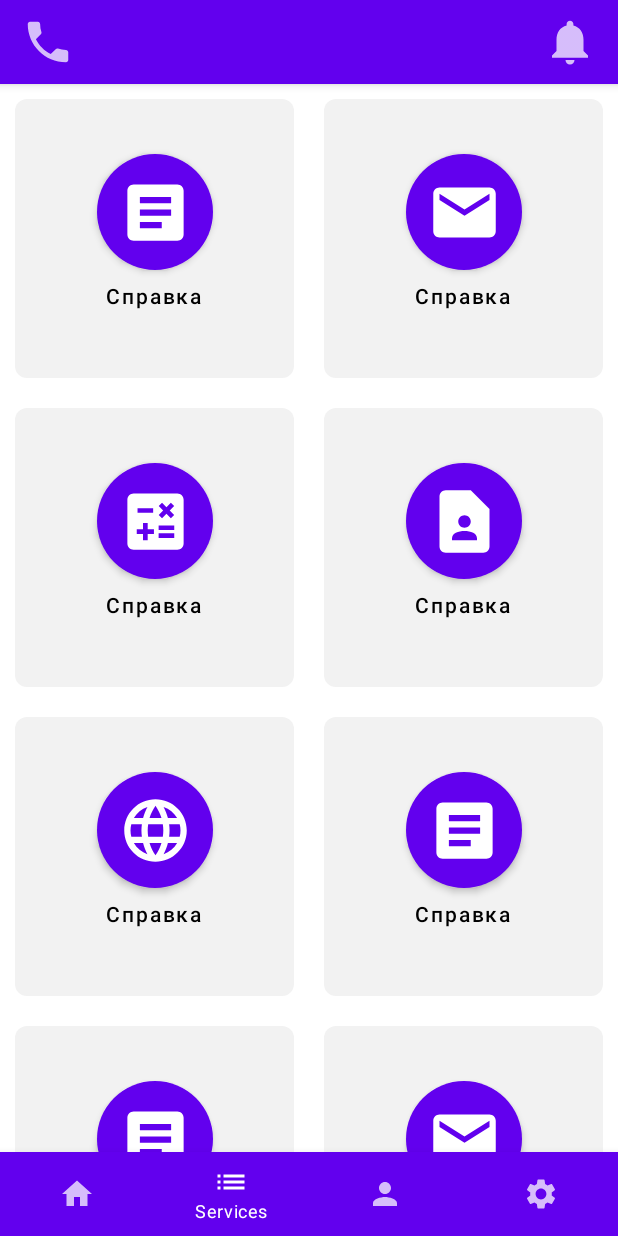
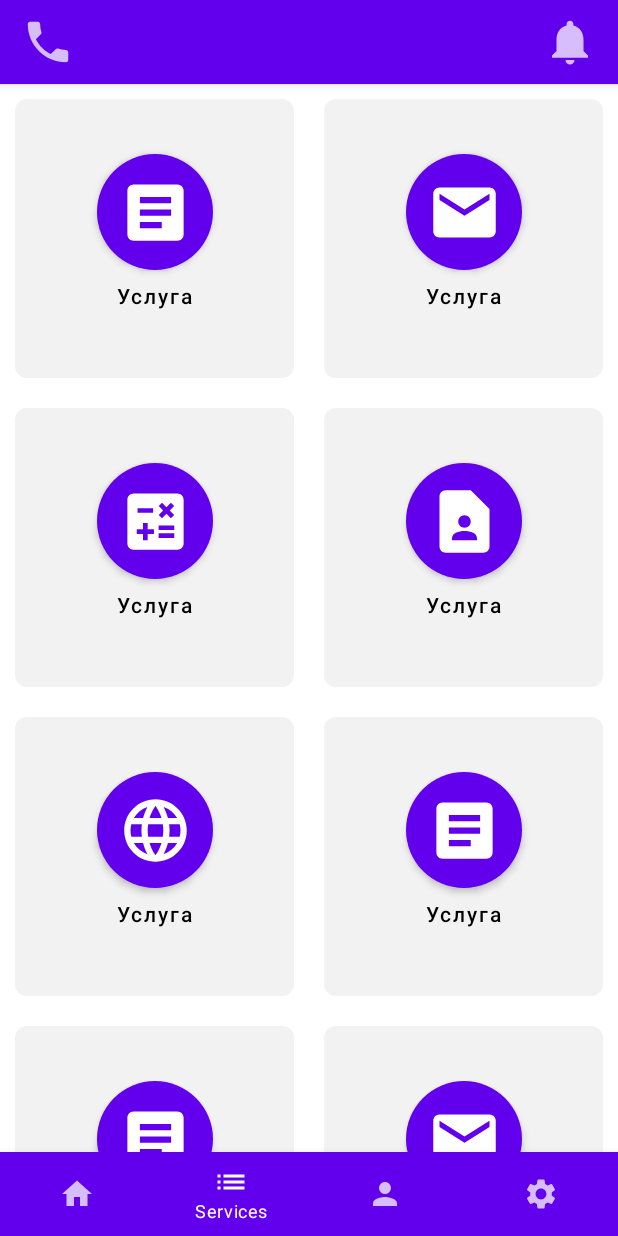
Before and after one commit to devildevilson/uni-info, an Android app built with Jetpack Compose: the screen it shows after launch (main), item 2 of the bottom bar chosen, on a phone screen of 412 x 824 dp. Run offline under Robolectric (Android 15) with nearby library versions, the phone set to English and light mode, and no system bars.

Commit message:
fixes writeus buttons

```diff
--- a/androidApp/src/main/java/org/uni/info_app/android/content/services_content_provider.kt
+++ b/androidApp/src/main/java/org/uni/info_app/android/content/services_content_provider.kt
@@ -34,32 +34,32 @@ class services_content_provider(val activity: ComponentActivity) : content_provi
       ) {
         pair_of_two_buttons(
           activity,
-          big_button_data(painterResource(R.drawable.ic_baseline_article_32), "Справка") {},
-          big_button_data(painterResource(R.drawable.ic_baseline_mail_32), "Справка") {}
+          big_button_data(painterResource(R.drawable.ic_baseline_article_32), "Услуга") {},
+          big_button_data(painterResource(R.drawable.ic_baseline_mail_32), "Услуга") {}
         )
 
         pair_of_two_buttons(
           activity,
-          big_button_data(painterResource(R.drawable.ic_baseline_calculate_32), "Справка") {},
-          big_button_data(painterResource(R.drawable.ic_baseline_contact_page_32), "Справка") {}
+          big_button_data(painterResource(R.drawable.ic_baseline_calculate_32), "Услуга") {},
+          big_button_data(painterResource(R.drawable.ic_baseline_contact_page_32), "Услуга") {}
         )
 
         pair_of_two_buttons(
           activity,
-          big_button_data(painterResource(R.drawable.ic_baseline_language_32), "Справка") {},
-          big_button_data(painterResource(R.drawable.ic_baseline_article_32), "Справка") {}
+          big_button_data(painterResource(R.drawable.ic_baseline_language_32), "Услуга") {},
+          big_button_data(painterResource(R.drawable.ic_baseline_article_32), "Услуга") {}
         )
 
         pair_of_two_buttons(
           activity,
-          big_button_data(painterResource(R.drawable.ic_baseline_article_32), "Справка") {},
-          big_button_data(painterResource(R.drawable.ic_baseline_mail_32), "Справка") {}
+          big_button_data(painterResource(R.drawable.ic_baseline_article_32), "Услуга") {},
+          big_button_data(painterResource(R.drawable.ic_baseline_mail_32), "Услуга") {}
         )
 
         pair_of_two_buttons(
           activity,
-          big_button_data(painterResource(R.drawable.ic_baseline_article_32), "Справка") {},
-          big_button_data(painterResource(R.drawable.ic_baseline_mail_32), "Справка") {}
+          big_button_data(painterResource(R.drawable.ic_baseline_article_32), "Услуга") {},
+          big_button_data(painterResource(R.drawable.ic_baseline_mail_32), "Услуга") {}
         )
       }
 //      Text(
```
Also changed, not shown: androidApp/src/main/java/org/uni/info_app/android/contacts_activity.kt (+23 -11 lines).
